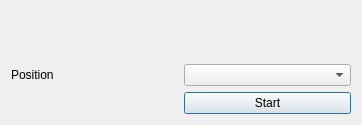
Above: dialoglaunch.ui from scuq/agtv before the change. Below: the same form after it.
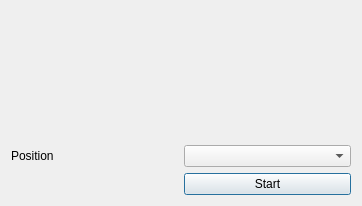
That is the form after the change. Icons and pictures are not drawn.

Commit message: Show the channel logo in the VLC launcher window

```diff
--- a/dialoglaunch.ui
+++ b/dialoglaunch.ui
@@ -7,7 +7,7 @@
     <x>0</x>
     <y>0</y>
     <width>362</width>
-    <height>125</height>
+    <height>201</height>
    </rect>
   </property>
   <property name="windowTitle">
@@ -38,11 +38,11 @@
      </property>
     </widget>
    </item>
-   <item row="0" column="0" colspan="2">
+   <item row="0" column="1">
     <widget class="QLabel" name="labelStream">
      <property name="font">
       <font>
-       <pointsize>9</pointsize>
+       <pointsize>12</pointsize>
        <weight>75</weight>
        <bold>true</bold>
       </font>
@@ -55,6 +55,19 @@
      </property>
     </widget>
    </item>
+   <item row="0" column="0">
+    <widget class="QLabel" name="labelStreamLogo">
+     <property name="minimumSize">
+      <size>
+       <width>128</width>
+       <height>128</height>
+      </size>
+     </property>
+     <property name="text">
+      <string/>
+     </property>
+    </widget>
+   </item>
   </layout>
  </widget>
  <resources>
```
The commit also changes 4 other files.
